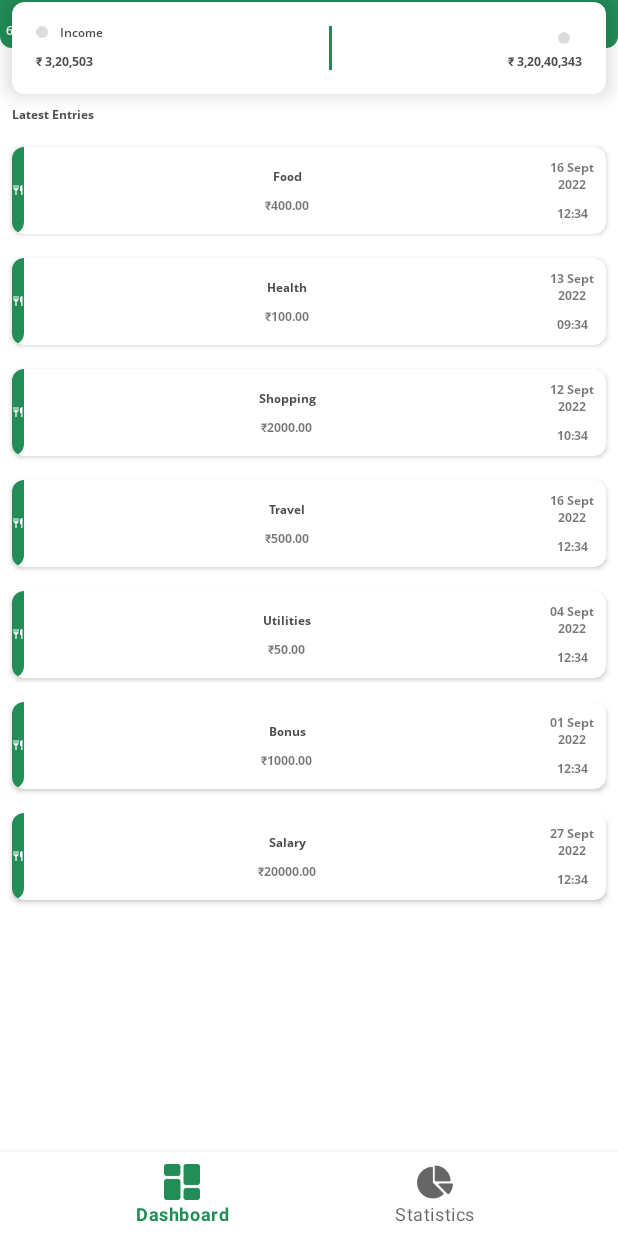
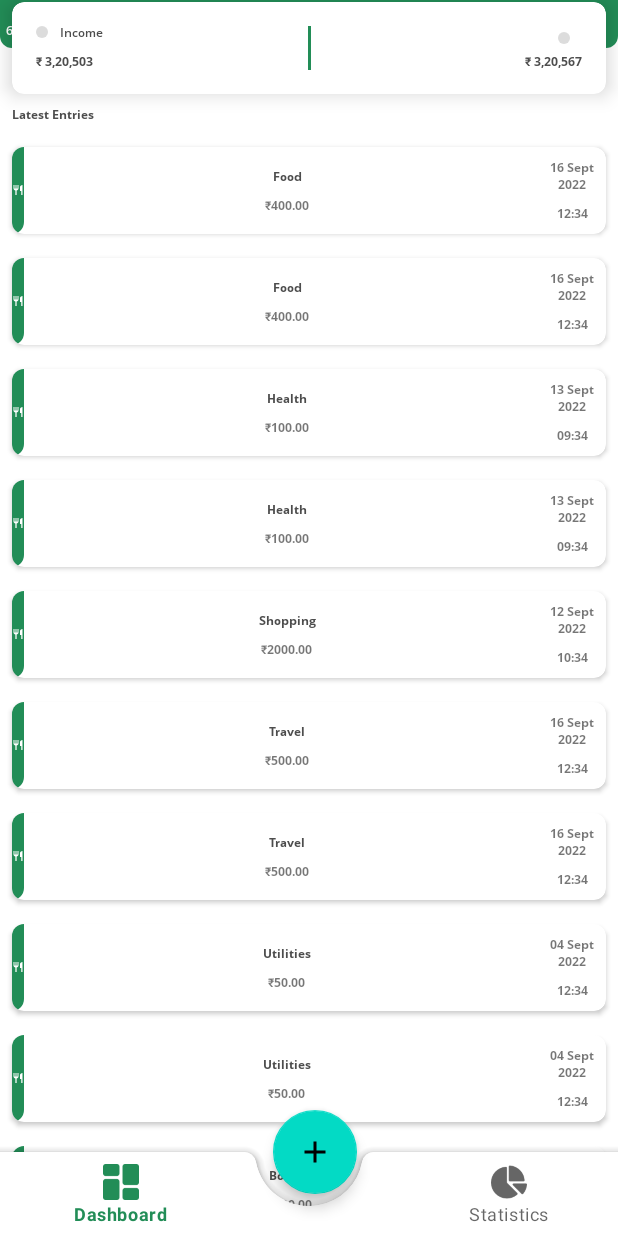
Before and after one commit to prathviksankaliya/ExpanseManager, an Android app: the DashboardFragment screen opened directly, with no data from a screen before it, on a phone screen of 412 x 824 dp. Run offline under Robolectric (Android 15) with nearby library versions, the phone set to English and light mode, and no system bars; our stand-ins replace CircleImageView; libraries missing offline, so code that uses them is left out: com.github.mikephil.charting.

Commit message:
dashboard & bottom nav changed.

```diff
--- a/app/src/main/java/com/itcraftsolution/expansemanager/Fragments/DashboardFragment.java
+++ b/app/src/main/java/com/itcraftsolution/expansemanager/Fragments/DashboardFragment.java
@@ -53,11 +53,16 @@ public class DashboardFragment extends Fragment {
         getData();
 
         list.add(new LatestEntry(R.drawable.ic_baseline_restaurant_24, "Food", "₹", "400.00", "16 Sept", "2022", "12:34"));
+        list.add(new LatestEntry(R.drawable.ic_baseline_restaurant_24, "Food", "₹", "400.00", "16 Sept", "2022", "12:34"));
+        list.add(new LatestEntry(R.drawable.ic_baseline_restaurant_24, "Health", "₹", "100.00", "13 Sept", "2022", "09:34"));
         list.add(new LatestEntry(R.drawable.ic_baseline_restaurant_24, "Health", "₹", "100.00", "13 Sept", "2022", "09:34"));
         list.add(new LatestEntry(R.drawable.ic_baseline_restaurant_24, "Shopping", "₹", "2000.00", "12 Sept", "2022", "10:34"));
         list.add(new LatestEntry(R.drawable.ic_baseline_restaurant_24, "Travel", "₹", "500.00", "16 Sept", "2022", "12:34"));
+        list.add(new LatestEntry(R.drawable.ic_baseline_restaurant_24, "Travel", "₹", "500.00", "16 Sept", "2022", "12:34"));
+        list.add(new LatestEntry(R.drawable.ic_baseline_restaurant_24, "Utilities", "₹", "50.00", "04 Sept", "2022", "12:34"));
         list.add(new LatestEntry(R.drawable.ic_baseline_restaurant_24, "Utilities", "₹", "50.00", "04 Sept", "2022", "12:34"));
         list.add(new LatestEntry(R.drawable.ic_baseline_restaurant_24, "Bonus", "₹", "1000.00", "01 Sept", "2022", "12:34"));
+        list.add(new LatestEntry(R.drawable.ic_baseline_restaurant_24, "Salary", "₹", "20000.00", "27 Sept", "2022", "12:34"));
         list.add(new LatestEntry(R.drawable.ic_baseline_restaurant_24, "Salary", "₹", "20000.00", "27 Sept", "2022", "12:34"));
 
         adapter = new RvLatestEntryAdapter(requireContext(), list);
--- a/app/src/main/java/com/itcraftsolution/expansemanager/MainActivity.java
+++ b/app/src/main/java/com/itcraftsolution/expansemanager/MainActivity.java
@@ -23,6 +23,7 @@ public class MainActivity extends AppCompatActivity {
         binding = ActivityMainBinding.inflate(getLayoutInflater());
         setContentView(binding.getRoot());
 
+        binding.bottomNavigationView.setBackground(null);
         binding.bottomNavigationView.setSelectedItemId(R.id.menuDashboard);
 
         getSupportFragmentManager().beginTransaction().replace(R.id.frMainContainer, new DashboardFragment()).commit();
--- /dev/null
+++ b/app/src/main/res/drawable/ic_baseline_add_24.xml
@@ -0,0 +1,5 @@
+<vector android:height="24dp" android:tint="#000000"
+    android:viewportHeight="24" android:viewportWidth="24"
+    android:width="24dp" xmlns:android="http://schemas.android.com/apk/res/android">
+    <path android:fillColor="@android:color/white" android:pathData="M19,13h-6v6h-2v-6H5v-2h6V5h2v6h6v2z"/>
+</vector>
--- a/app/src/main/res/layout/activity_main.xml
+++ b/app/src/main/res/layout/activity_main.xml
@@ -1,5 +1,5 @@
 <?xml version="1.0" encoding="utf-8"?>
-<androidx.constraintlayout.widget.ConstraintLayout xmlns:android="http://schemas.android.com/apk/res/android"
+<androidx.coordinatorlayout.widget.CoordinatorLayout xmlns:android="http://schemas.android.com/apk/res/android"
     xmlns:app="http://schemas.android.com/apk/res-auto"
     xmlns:tools="http://schemas.android.com/tools"
     android:layout_width="match_parent"
@@ -9,21 +9,40 @@
     <androidx.fragment.app.FragmentContainerView
         android:id="@+id/frMainContainer"
         android:layout_width="match_parent"
-        android:layout_height="0dp"
-        app:layout_constraintBottom_toTopOf="@+id/bottomNavigationView"
+        android:layout_height="match_parent"
+        android:layout_marginBottom="@dimen/_45mdp"
+        app:layout_constraintBottom_toTopOf="@+id/coordinatorLayout"
         app:layout_constraintEnd_toEndOf="parent"
         app:layout_constraintHorizontal_bias="0.5"
         app:layout_constraintStart_toStartOf="parent"
         app:layout_constraintTop_toTopOf="parent" />
 
-    <com.google.android.material.bottomnavigation.BottomNavigationView
-        android:id="@+id/bottomNavigationView"
-        android:layout_width="match_parent"
-        android:layout_height="wrap_content"
-        app:menu="@menu/bottom_nav"
-        app:layout_constraintBottom_toBottomOf="parent"
-        app:layout_constraintEnd_toEndOf="parent"
-        app:layout_constraintHorizontal_bias="0.5"
-        app:layout_constraintStart_toStartOf="parent" />
+        <com.google.android.material.bottomappbar.BottomAppBar
+            android:id="@+id/bottomAppBar"
+            android:layout_width="match_parent"
+            android:layout_height="?attr/actionBarSize"
+            android:layout_gravity="bottom"
+            app:fabCradleRoundedCornerRadius="@dimen/_35mdp"
+            app:fabAlignmentMode="center"
+            app:fabCradleMargin="@dimen/_6mdp"
+            >
+            <com.google.android.material.bottomnavigation.BottomNavigationView
+                android:id="@+id/bottomNavigationView"
+                android:layout_width="match_parent"
+                android:layout_height="wrap_content"
+                android:background="@android:color/transparent"
+                android:layout_marginEnd="@dimen/_11mdp"
+                app:menu="@menu/bottom_nav"
+                />
+        </com.google.android.material.bottomappbar.BottomAppBar>
 
-</androidx.constraintlayout.widget.ConstraintLayout>
+        <com.google.android.material.floatingactionbutton.FloatingActionButton
+            android:id="@+id/fabAdd"
+            android:layout_width="wrap_content"
+            android:layout_height="wrap_content"
+            android:src="@drawable/ic_baseline_add_24"
+            app:layout_anchor="@id/bottomNavigationView"
+            android:contentDescription="@string/app_name" />
+
+
+    </androidx.coordinatorlayout.widget.CoordinatorLayout>
--- a/app/src/main/res/layout/fragment_dashboard.xml
+++ b/app/src/main/res/layout/fragment_dashboard.xml
@@ -56,7 +56,7 @@
 
         <ImageView
             android:id="@+id/btnSettings"
-            android:layout_width="wrap_content"
+            android:layout_width="@dimen/_20mdp"
             android:layout_height="0dp"
             android:layout_marginEnd="@dimen/_10mdp"
             android:src="@drawable/ic_baseline_settings_24"
@@ -165,7 +165,7 @@
 
             <TextView
                 android:id="@+id/textView7"
-                android:layout_width="wrap_content"
+                android:layout_width="0dp"
                 android:layout_height="wrap_content"
                 android:layout_marginStart="@dimen/_6mdp"
                 android:fontFamily="@font/opensanssemibold"
@@ -173,6 +173,7 @@
                 android:textColor="@color/lightBlack"
                 android:textSize="@dimen/_15font_mdp"
                 app:layout_constraintBottom_toBottomOf="@+id/imageView3"
+                app:layout_constraintEnd_toStartOf="@+id/view3"
                 app:layout_constraintStart_toEndOf="@+id/imageView3"
                 app:layout_constraintTop_toTopOf="@+id/imageView3" />
 
@@ -210,7 +211,7 @@
                 android:id="@+id/textView8"
                 android:layout_width="wrap_content"
                 android:layout_height="wrap_content"
-                android:layout_margin="@dimen/_8mdp"
+                android:layout_margin="@dimen/_6mdp"
                 android:fontFamily="@font/opensanssemibold"
                 android:text="Expenses"
                 android:textColor="@color/lightBlack"
@@ -227,7 +228,7 @@
                 android:gravity="end"
                 android:maxLines="1"
                 android:layout_marginStart="@dimen/_3mdp"
-                android:text="₹ 3,20,40,343"
+                android:text="₹ 3,20,567"
                 android:textColor="@color/lightBlack"
                 android:textSize="@dimen/_18font_mdp"
                 app:layout_constraintBottom_toBottomOf="@+id/textView9"
@@ -242,8 +243,8 @@
                 android:layout_marginVertical="@dimen/_6mdp"
                 android:background="@color/green"
                 app:layout_constraintBottom_toBottomOf="parent"
-                app:layout_constraintEnd_toStartOf="@+id/imageView4"
-                app:layout_constraintStart_toEndOf="@+id/textView7"
+                app:layout_constraintEnd_toEndOf="parent"
+                app:layout_constraintStart_toStartOf="parent"
                 app:layout_constraintTop_toTopOf="parent" />
         </androidx.constraintlayout.widget.ConstraintLayout>
     </androidx.cardview.widget.CardView>
@@ -257,7 +258,7 @@
         android:fontFamily="@font/opensansbold"
         android:text="Latest Entries"
         android:textColor="@color/lightBlack"
-        android:textSize="@dimen/_16font_mdp"
+        android:textSize="@dimen/_18font_mdp"
         app:layout_constraintEnd_toEndOf="@+id/cardView"
         app:layout_constraintStart_toStartOf="@+id/cardView"
         app:layout_constraintTop_toBottomOf="@+id/cardView" />
--- a/app/src/main/res/menu/bottom_nav.xml
+++ b/app/src/main/res/menu/bottom_nav.xml
@@ -1,16 +1,26 @@
 <?xml version="1.0" encoding="utf-8"?>
-<menu xmlns:android="http://schemas.android.com/apk/res/android">
+<menu xmlns:android="http://schemas.android.com/apk/res/android"
+    xmlns:app="http://schemas.android.com/apk/res-auto">
 
     <item
         android:id="@+id/menuDashboard"
         android:title="Dashboard"
         android:icon="@drawable/dashicon"
+        app:showAsAction="ifRoom"
+        android:menuCategory="secondary"
+        />
+
+    <item
+        android:id="@+id/menuPlaceholder"
+        android:title=""
+        app:showAsAction="ifRoom"
         android:menuCategory="secondary"
         />
 
     <item
         android:id="@+id/menuReport"
         android:title="Statistics"
+        app:showAsAction="ifRoom"
         android:icon="@drawable/pieicon"
         android:menuCategory="secondary"
         />
```
